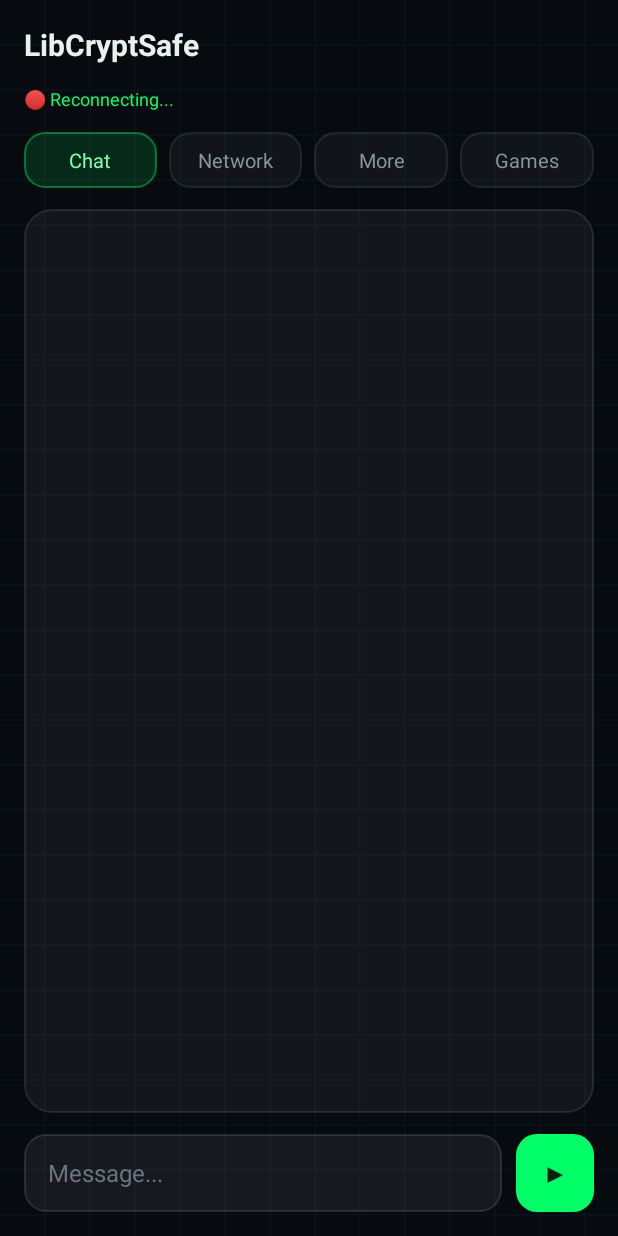
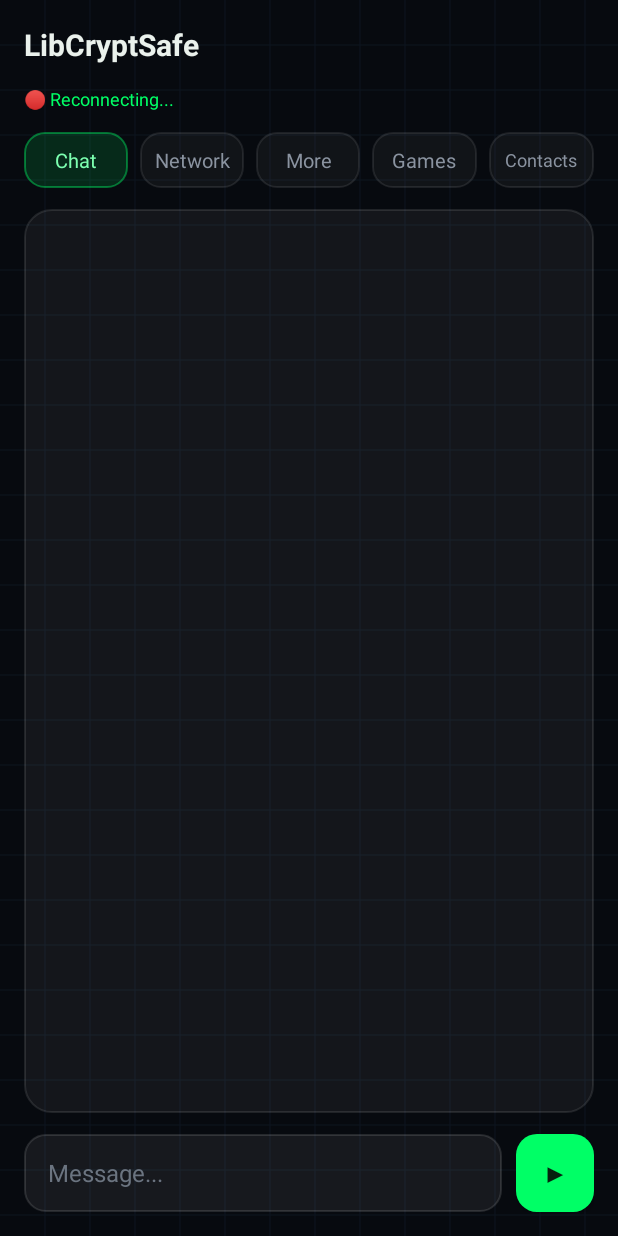
Before and after one commit to Edurd987/LibCryptSafe-Messenger, an Android app: the screen it shows after launch (MainActivity), on a phone screen of 412 x 824 dp. Run offline under Robolectric (Android 15) with nearby library versions, the light colour scheme and no system bars; our stand-ins replace Room's generated code; libraries missing offline, so code that uses them is left out: net.zetetic.database; 12 statements that could not run were skipped.

Commit message:
Контакты: каркас 5-й вкладки (таб + контейнер + заглушка), autoSize табов чтобы 'Контакты' влезло. Строки EN/RU

```diff
--- a/android/app/src/main/kotlin/com/libcryptsafe/MainActivity.kt
+++ b/android/app/src/main/kotlin/com/libcryptsafe/MainActivity.kt
@@ -166,15 +166,18 @@ class MainActivity : AppCompatActivity() {
         val moreView  = findViewById<LinearLayout>(R.id.container_more)
         val tabGames  = findViewById<TextView>(R.id.tab_games)
         val gamesView = findViewById<android.widget.ScrollView>(R.id.container_games)
+        val tabContacts = findViewById<TextView>(R.id.tab_contacts)
+        val contactsView = findViewById<android.widget.ScrollView>(R.id.container_contacts)
 
 // Единый переключатель вкладок: показывает один контейнер, гасит остальные.
         // active — id активного таба. inputBar виден только на чате.
-        val tabs = listOf(tabChat, tabNet, tabMore, tabGames)
+        val tabs = listOf(tabChat, tabNet, tabMore, tabGames, tabContacts)
         fun selectTab(active: TextView) {
             chatView.visibility  = if (active == tabChat)  android.view.View.VISIBLE else android.view.View.GONE
             netView.visibility   = if (active == tabNet)   android.view.View.VISIBLE else android.view.View.GONE
             moreView.visibility  = if (active == tabMore)  android.view.View.VISIBLE else android.view.View.GONE
             gamesView.visibility = if (active == tabGames) android.view.View.VISIBLE else android.view.View.GONE
+            contactsView.visibility = if (active == tabContacts) android.view.View.VISIBLE else android.view.View.GONE
             inputBar.visibility  = if (active == tabChat)  android.view.View.VISIBLE else android.view.View.GONE
             for (t in tabs) {
                 val on = t == active
@@ -187,6 +190,7 @@ class MainActivity : AppCompatActivity() {
         tabNet.setOnClickListener   { selectTab(tabNet); updateNetworkPanel() }
         tabMore.setOnClickListener  { selectTab(tabMore) }
         tabGames.setOnClickListener { selectTab(tabGames) }
+        tabContacts.setOnClickListener { selectTab(tabContacts) }
     }
 
     // Карточки игр (пока заглушки — игры в разработке)
--- a/android/app/src/main/res/layout/activity_main.xml
+++ b/android/app/src/main/res/layout/activity_main.xml
@@ -1,6 +1,7 @@
 <?xml version="1.0" encoding="utf-8"?>
 <LinearLayout
     xmlns:android="http://schemas.android.com/apk/res/android"
+    xmlns:app="http://schemas.android.com/apk/res-auto"
     android:layout_width="match_parent"
     android:layout_height="match_parent"
     android:orientation="vertical"
@@ -44,6 +45,11 @@
             android:padding="9dp"
             android:textColor="#7CFFB0"
             android:textSize="13sp"
+            android:maxLines="1"
+            app:autoSizeTextType="uniform"
+            app:autoSizeMinTextSize="9sp"
+            app:autoSizeMaxTextSize="13sp"
+            app:autoSizeStepGranularity="1sp"
             android:background="@drawable/tab_active"/>
         <TextView
             android:id="@+id/tab_network"
@@ -56,6 +62,11 @@
             android:layout_marginStart="8dp"
             android:textColor="#8A93A0"
             android:textSize="13sp"
+            android:maxLines="1"
+            app:autoSizeTextType="uniform"
+            app:autoSizeMinTextSize="9sp"
+            app:autoSizeMaxTextSize="13sp"
+            app:autoSizeStepGranularity="1sp"
             android:background="@drawable/tab_inactive"/>
         <TextView
             android:id="@+id/tab_more"
@@ -68,6 +79,11 @@
             android:layout_marginStart="8dp"
             android:textColor="#8A93A0"
             android:textSize="13sp"
+            android:maxLines="1"
+            app:autoSizeTextType="uniform"
+            app:autoSizeMinTextSize="9sp"
+            app:autoSizeMaxTextSize="13sp"
+            app:autoSizeStepGranularity="1sp"
             android:background="@drawable/tab_inactive"/>
         <TextView
             android:id="@+id/tab_games"
@@ -80,6 +96,28 @@
             android:layout_marginStart="8dp"
             android:textColor="#8A93A0"
             android:textSize="13sp"
+            android:maxLines="1"
+            app:autoSizeTextType="uniform"
+            app:autoSizeMinTextSize="9sp"
+            app:autoSizeMaxTextSize="13sp"
+            app:autoSizeStepGranularity="1sp"
+            android:background="@drawable/tab_inactive"/>
+        <TextView
+            android:id="@+id/tab_contacts"
+            android:layout_width="0dp"
+            android:layout_height="wrap_content"
+            android:layout_weight="1"
+            android:text="@string/tab_contacts"
+            android:gravity="center"
+            android:padding="9dp"
+            android:layout_marginStart="8dp"
+            android:textColor="#8A93A0"
+            android:textSize="13sp"
+            android:maxLines="1"
+            app:autoSizeTextType="uniform"
+            app:autoSizeMinTextSize="9sp"
+            app:autoSizeMaxTextSize="13sp"
+            app:autoSizeStepGranularity="1sp"
             android:background="@drawable/tab_inactive"/>
     </LinearLayout>
 
@@ -408,6 +446,27 @@
         </LinearLayout>
     </ScrollView>
 
+    <ScrollView
+        android:id="@+id/container_contacts"
+        android:layout_width="match_parent"
+        android:layout_height="0dp"
+        android:layout_weight="1"
+        android:visibility="gone">
+        <LinearLayout
+            android:layout_width="match_parent"
+            android:layout_height="wrap_content"
+            android:orientation="vertical">
+            <TextView
+                android:id="@+id/tv_contacts_empty"
+                android:layout_width="wrap_content"
+                android:layout_height="wrap_content"
+                android:text="@string/contacts_empty"
+                android:textColor="#8A93A0"
+                android:textSize="13sp"
+                android:paddingTop="8dp"/>
+        </LinearLayout>
+    </ScrollView>
+
     <LinearLayout
         android:id="@+id/container_input"
         android:layout_width="match_parent"
--- a/android/app/src/main/res/values/strings.xml
+++ b/android/app/src/main/res/values/strings.xml
@@ -73,4 +73,6 @@
     <string name="my_id_desc">Share this ID so others can add you. It never leaves your device unless you share it.</string>
     <string name="my_id_copy">Copy</string>
     <string name="my_id_copied">ID copied</string>
+    <string name="tab_contacts">Contacts</string>
+    <string name="contacts_empty">No contacts yet</string>
 </resources>
```
Also changed, not shown: 1 other file.
